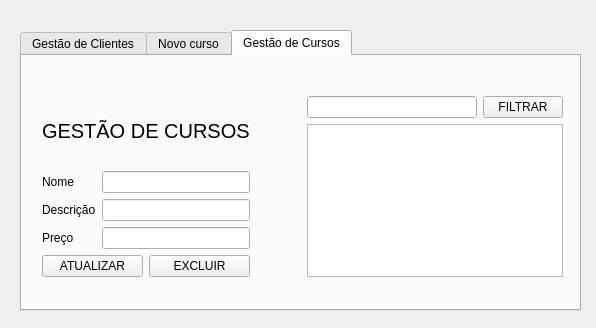
Above: views/clientcontrol.ui from caffeine-free/cursos-ja before the change. Below: the same form after it.
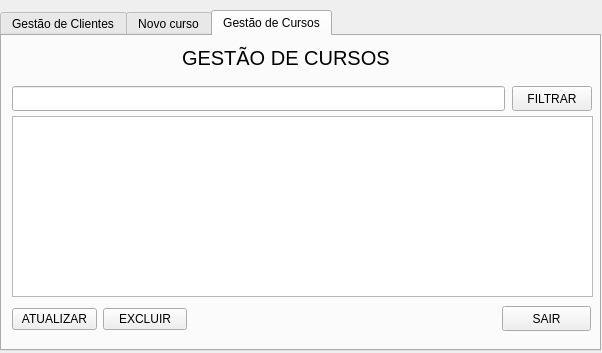
That is the form after the change. The open tabs and pages were chosen to show the change.

The edit to the form file:
```diff
--- a/views/clientcontrol.ui
+++ b/views/clientcontrol.ui
@@ -6,8 +6,8 @@
    <rect>
     <x>0</x>
     <y>0</y>
-    <width>596</width>
-    <height>328</height>
+    <width>602</width>
+    <height>353</height>
    </rect>
   </property>
   <property name="windowTitle">
@@ -16,10 +16,10 @@
   <widget class="QTabWidget" name="tabWidget">
    <property name="geometry">
     <rect>
-     <x>20</x>
-     <y>30</y>
-     <width>561</width>
-     <height>281</height>
+     <x>0</x>
+     <y>10</y>
+     <width>601</width>
+     <height>341</height>
     </rect>
    </property>
    <property name="currentIndex">
@@ -141,119 +141,91 @@
     <attribute name="title">
      <string>Gestão de Cursos</string>
     </attribute>
-    <widget class="QWidget" name="layoutWidget">
+    <widget class="QLabel" name="label_5">
      <property name="geometry">
       <rect>
-       <x>20</x>
-       <y>40</y>
-       <width>521</width>
+       <x>180</x>
+       <y>10</y>
+       <width>212</width>
+       <height>23</height>
+      </rect>
+     </property>
+     <property name="styleSheet">
+      <string notr="true">font-size: 20px</string>
+     </property>
+     <property name="text">
+      <string>GESTÃO DE CURSOS</string>
+     </property>
+    </widget>
+    <widget class="QLineEdit" name="lineEdit">
+     <property name="geometry">
+      <rect>
+       <x>10</x>
+       <y>50</y>
+       <width>493</width>
+       <height>25</height>
+      </rect>
+     </property>
+    </widget>
+    <widget class="QPushButton" name="pushButton_4">
+     <property name="geometry">
+      <rect>
+       <x>510</x>
+       <y>50</y>
+       <width>80</width>
+       <height>25</height>
+      </rect>
+     </property>
+     <property name="text">
+      <string>FILTRAR</string>
+     </property>
+    </widget>
+    <widget class="QTableWidget" name="tableWidget">
+     <property name="geometry">
+      <rect>
+       <x>10</x>
+       <y>80</y>
+       <width>581</width>
        <height>181</height>
       </rect>
      </property>
-     <layout class="QHBoxLayout" name="horizontalLayout_3">
+    </widget>
+    <widget class="QPushButton" name="pushButton_22">
+     <property name="geometry">
+      <rect>
+       <x>500</x>
+       <y>270</y>
+       <width>89</width>
+       <height>25</height>
+      </rect>
+     </property>
+     <property name="text">
+      <string>SAIR</string>
+     </property>
+    </widget>
+    <widget class="QWidget" name="">
+     <property name="geometry">
+      <rect>
+       <x>10</x>
+       <y>270</y>
+       <width>175</width>
+       <height>27</height>
+      </rect>
+     </property>
+     <layout class="QHBoxLayout" name="horizontalLayout_2">
       <item>
-       <layout class="QVBoxLayout" name="verticalLayout_3">
-        <item>
-         <layout class="QVBoxLayout" name="verticalLayout_2">
-          <item>
-           <widget class="QLabel" name="label_5">
-            <property name="styleSheet">
-             <string notr="true">font-size: 20px</string>
-            </property>
-            <property name="text">
-             <string>GESTÃO DE CURSOS</string>
-            </property>
-           </widget>
-          </item>
-          <item>
-           <layout class="QGridLayout" name="gridLayout_2">
-            <item row="2" column="0">
-             <widget class="QLabel" name="label_6">
-              <property name="text">
-               <string>Preço</string>
-              </property>
-             </widget>
-            </item>
-            <item row="0" column="0">
-             <widget class="QLabel" name="label_7">
-              <property name="text">
-               <string>Nome</string>
-              </property>
-             </widget>
-            </item>
-            <item row="1" column="2">
-             <widget class="QLineEdit" name="txt_description_2"/>
-            </item>
-            <item row="2" column="2">
-             <widget class="QLineEdit" name="txt_price_2"/>
-            </item>
-            <item row="0" column="2">
-             <widget class="QLineEdit" name="txt_Name_2"/>
-            </item>
-            <item row="1" column="0">
-             <widget class="QLabel" name="label_8">
-              <property name="text">
-               <string>Descrição</string>
-              </property>
-             </widget>
-            </item>
-           </layout>
-          </item>
-         </layout>
-        </item>
-        <item>
-         <layout class="QHBoxLayout" name="horizontalLayout">
-          <item>
-           <widget class="QPushButton" name="pushButton_2">
-            <property name="text">
-             <string>ATUALIZAR</string>
-            </property>
-           </widget>
-          </item>
-          <item>
-           <widget class="QPushButton" name="pushButton_3">
-            <property name="text">
-             <string>EXCLUIR</string>
-            </property>
-           </widget>
-          </item>
-         </layout>
-        </item>
-       </layout>
-      </item>
-      <item>
-       <spacer name="horizontalSpacer">
-        <property name="orientation">
-         <enum>Qt::Horizontal</enum>
+       <widget class="QPushButton" name="pushButton_2">
+        <property name="text">
+         <string>ATUALIZAR</string>
         </property>
-        <property name="sizeHint" stdset="0">
-         <size>
-          <width>40</width>
-          <height>20</height>
-         </size>
-        </property>
-       </spacer>
+       </widget>
       </item>
       <item>
-       <layout class="QVBoxLayout" name="verticalLayout_4">
-        <item>
-         <layout class="QHBoxLayout" name="horizontalLayout_2">
-          <item>
-           <widget class="QLineEdit" name="lineEdit"/>
-          </item>
-          <item>
-           <widget class="QPushButton" name="pushButton_4">
-            <property name="text">
-             <string>FILTRAR</string>
-            </property>
-           </widget>
-          </item>
-         </layout>
-        </item>
-        <item>
-         <widget class="QTableWidget" name="tableWidget"/>
-        </item>
-       </layout>
+       <widget class="QPushButton" name="pushButton_3">
+        <property name="text">
+         <string>EXCLUIR</string>
+        </property>
+       </widget>
       </item>
      </layout>
     </widget>
```
Left out of the diff: 90 changed lines with no effect on the pictures.
